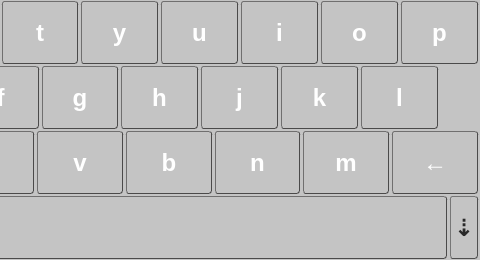
Above: src/QVirtualKeyboard.ui from drradwan/Qin before the change; both pictures show x 320 to 800 and y 0 to 260 of the 800 by 260 pixel window. Below: the same form after it.
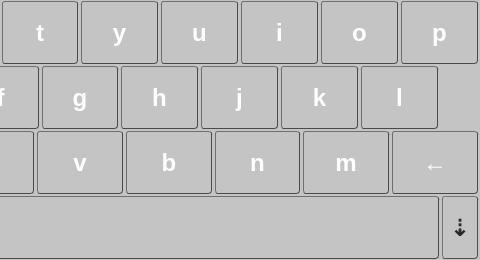
That is the form after the change.

```diff
--- a/src/QVirtualKeyboard.ui
+++ b/src/QVirtualKeyboard.ui
@@ -1017,7 +1017,7 @@
           </size>
          </property>
          <property name="text">
-          <string>⇣</string>
+          <string> ⇣ </string>
          </property>
         </widget>
        </item>
```
